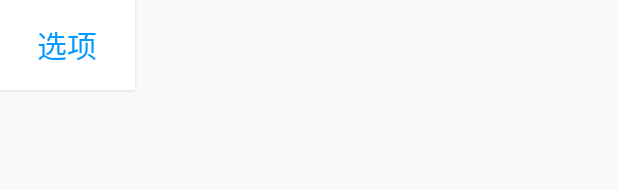
After one commit to FRANKGONGII/Mobile_Front, an Android app: the layout item_video_choose.xml on its own in the app's theme, with its tools: preview values and no code run, on a phone screen of 412 x 824 dp. The commit adds this screen. Shown: the top 190 px of the screen. Run offline under Robolectric (Android 15) with nearby library versions, the phone set to English and light mode, and no system bars.

```diff
--- /dev/null
+++ b/Sport/app/src/main/res/drawable/button_white.xml
@@ -0,0 +1,20 @@
+<?xml version="1.0" encoding="utf-8"?>
+<selector xmlns:android="http://schemas.android.com/apk/res/android"
+    android:shape="rectangle">
+    <!-- 手指触摸时的 -->
+
+    <item android:state_pressed="true">
+        <shape android:shape="rectangle">
+            <!-- 填充的颜色 -->
+            <solid android:color="@color/grey_1" />
+        </shape>
+    </item>
+
+    <!-- 默认的（触摸之前）button -->
+    <item>
+        <shape android:shape="rectangle">
+            <!-- 填充的颜色 -->
+            <solid android:color="@color/white" />
+        </shape>
+    </item>
+</selector>
--- /dev/null
+++ b/Sport/app/src/main/res/layout/item_video_choose.xml
@@ -0,0 +1,17 @@
+<?xml version="1.0" encoding="utf-8"?>
+<LinearLayout xmlns:android="http://schemas.android.com/apk/res/android"
+    android:layout_width="match_parent"
+    android:layout_height="match_parent">
+
+    <Button
+        android:id="@+id/video_choose"
+        android:layout_width="90sp"
+        android:layout_height="60sp"
+        android:text="选项"
+        android:textColor="@color/blue_2"
+        android:background="@drawable/button_white"
+
+        android:textSize="20sp"/>
+
+
+</LinearLayout>
```
Also changed, not shown: Sport/app/src/main/java/com/example/myapplication/adapter/VideoChooseAdapter.java (added, +91 -0 lines), Sport/app/src/main/java/com/example/myapplication/adapter/videoAdapter.java (+5 -4 lines), Sport/app/src/main/java/com/example/myapplication/fragment/CourseFragment.java (+41 -9 lines), Sport/app/src/main/res/layout/item_videoview.xml (+18 -18 lines), 8 other files.
